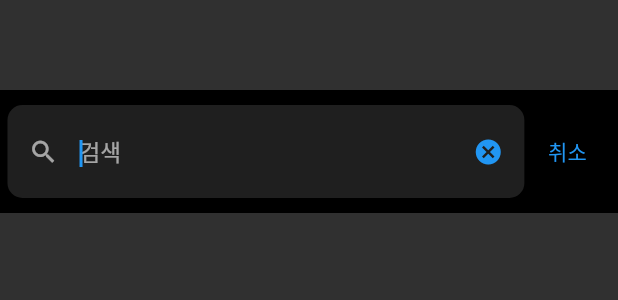
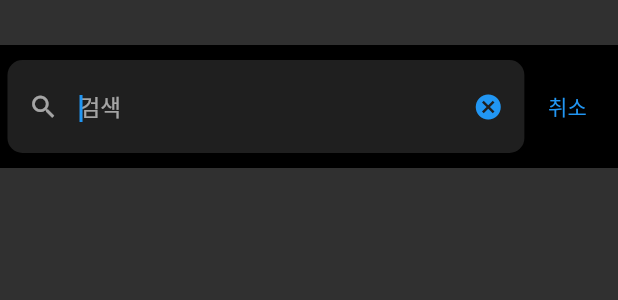
Before and after one commit to JMcunst/epic_seven_device, a Flutter app: the SearchScreen widget shown alone on an empty page, opened directly, on a phone screen of 412 x 824 dp. Shown: the top 300 px of the screen. Run offline on Flutter 3.47's test engine with Material 2 defaults, Android fonts, the phone set to English and light mode, and no system bars; our stand-ins replace carousel_slider, cloud_firestore, firebase_core, flutter_linkify; accounts and stored records are empty; statements that could not run were skipped.

Commit message:
update : padding

```diff
--- a/lib/screen/like_screen.dart
+++ b/lib/screen/like_screen.dart
@@ -27,6 +27,7 @@ class _LikeScreenState extends State<LikeScreen> {
       List<DocumentSnapshot<Map<String, dynamic>>> snapshot) {
     return Expanded(
       child: GridView.count(
+        crossAxisSpacing: 4.5,
         crossAxisCount: 3,
         childAspectRatio: 1 / 1.5,
         padding: const EdgeInsets.all(3),
@@ -55,6 +56,7 @@ class _LikeScreenState extends State<LikeScreen> {
     return Container(
       child: Column(
         children: <Widget>[
+          const Padding(padding: EdgeInsets.all(10)),
           Container(
             padding: const EdgeInsets.fromLTRB(20, 27, 20, 7),
             child: Row(
--- a/lib/screen/search_screen.dart
+++ b/lib/screen/search_screen.dart
@@ -39,6 +39,8 @@ class _SearchScreenState extends State<SearchScreen> {
     }
     return Expanded(
       child: GridView.count(
+        mainAxisSpacing: 0.1,
+        crossAxisSpacing: 4.5,
         crossAxisCount: 3,
         childAspectRatio: 1 / 1.5,
         padding: const EdgeInsets.all(3),
@@ -66,7 +68,7 @@ class _SearchScreenState extends State<SearchScreen> {
     return Container(
       child: Column(
         children: <Widget>[
-          const Padding(padding: EdgeInsets.all(30)),
+          const Padding(padding: EdgeInsets.all(15)),
           Container(
             color: Colors.black,
             padding: const EdgeInsets.fromLTRB(5, 10, 5, 10),
```
